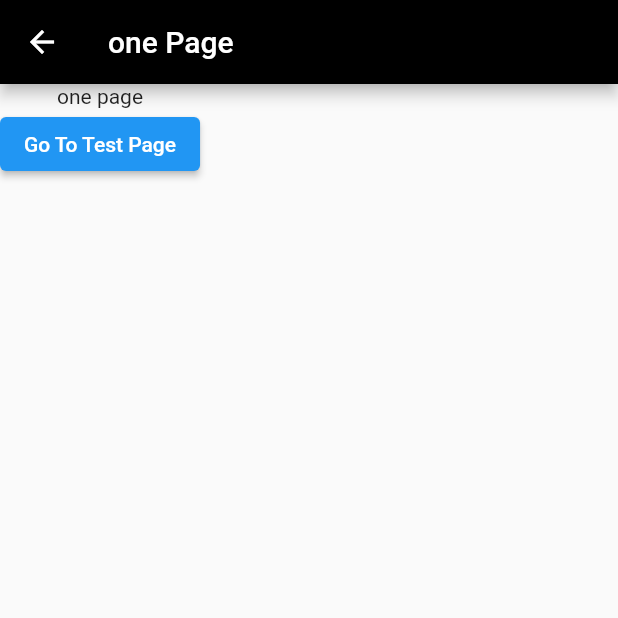
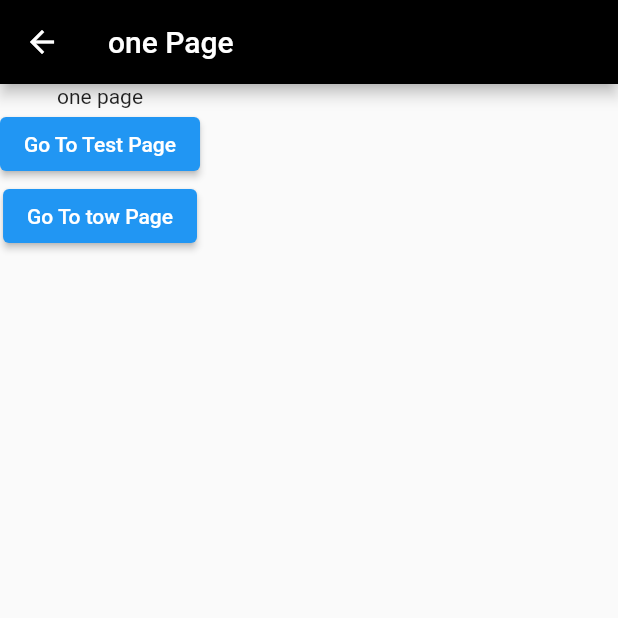
Before and after one commit to wejden7/Flutter_Tutorial, a Flutter app: the One screen opened by its route, on a phone screen of 412 x 824 dp, the top half of it. Run offline on Flutter 3.47's test engine with Material 2 defaults, Android fonts, the phone set to English and light mode, and no system bars.

Commit message:
Navigator
pop canpop

```diff
--- a/lib/NewPage/one.dart
+++ b/lib/NewPage/one.dart
@@ -24,6 +24,12 @@ class _OneState extends State<One> {
             },
             child: Text("Go To Test Page"),
           ),
+          ElevatedButton(
+            onPressed: () {
+              Navigator.of(context).pushNamed("tow");
+            },
+            child: Text("Go To tow Page"),
+          ),
         ],
       ),
     );
```
Also changed, not shown: lib/NewPage/tow.dart (+13 -1 lines).
